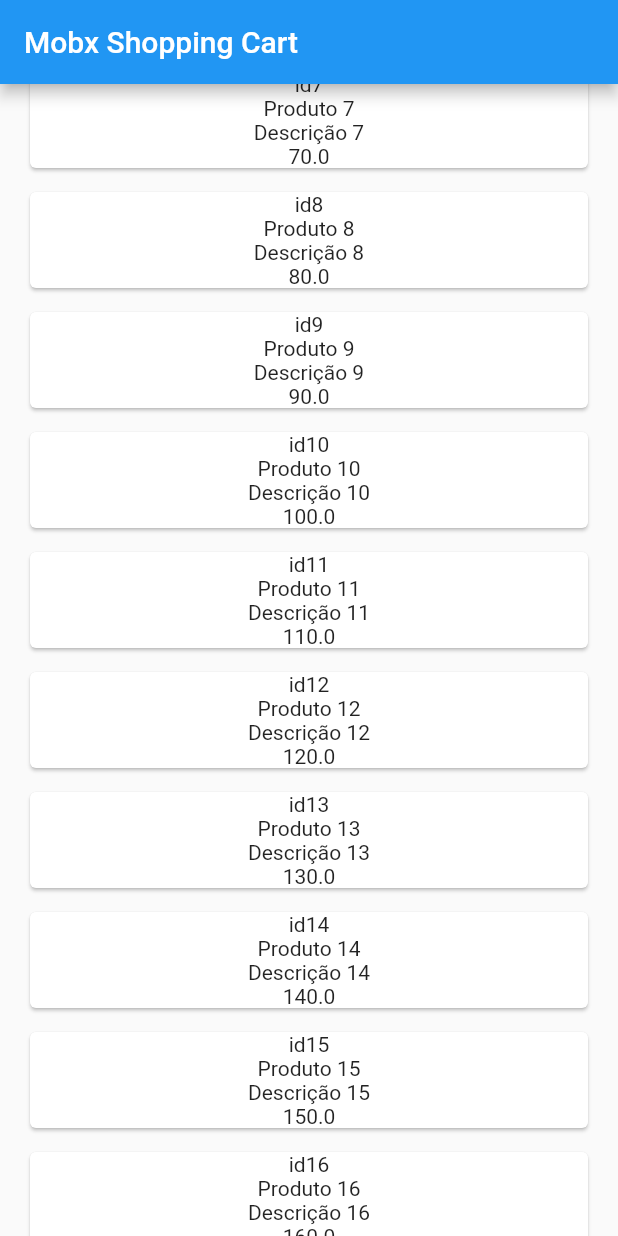
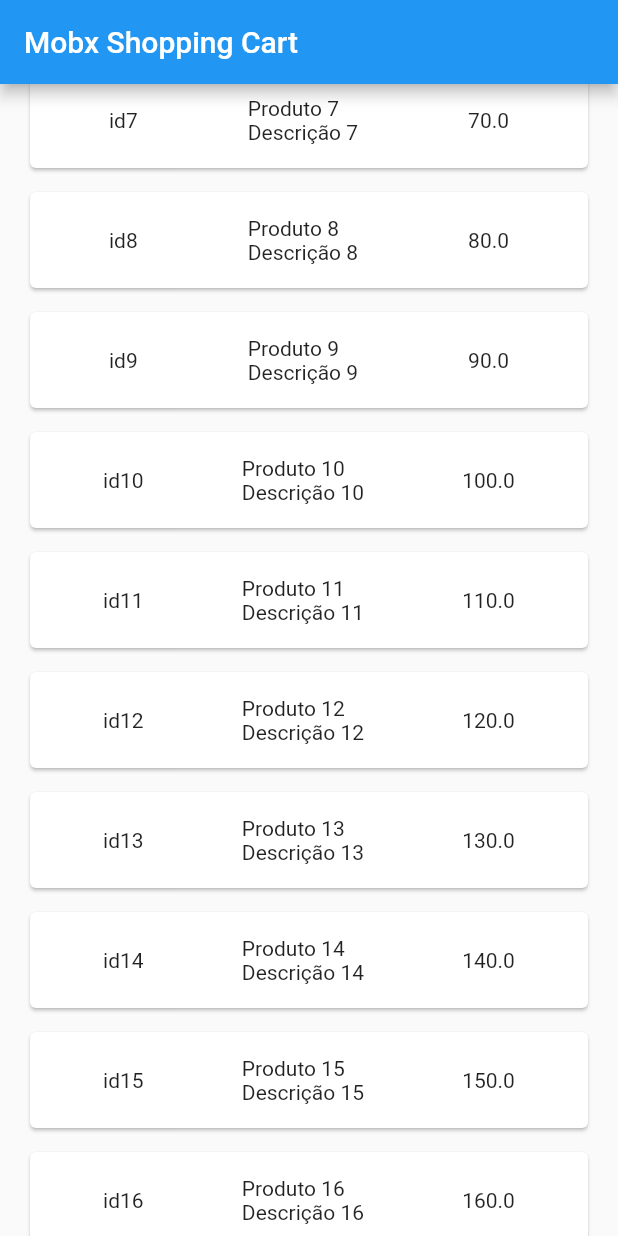
Before and after one commit to andrekubotsu/shopping-cart-mobx, a Flutter app: the screen it shows after launch, scrolled down 576 dp, on a phone screen of 412 x 824 dp. Run offline on Flutter 3.47's test engine with Material 2 defaults, Android fonts, the phone set to English and light mode, and no system bars; our stand-ins replace mobx; generated files the repository leaves out were written again.

Commit message:
initstate correction and layout improvement

```diff
--- a/lib/modules/home/home_page.dart
+++ b/lib/modules/home/home_page.dart
@@ -17,8 +17,8 @@ class _MyHomePageState extends State<MyHomePage> {
   ReactionDisposer? disposer;
 
   @override
-  void initState() async {
-    await store.getProduct();
+  void initState() {
+    store.getProduct();
     super.initState();
   }
 
@@ -38,14 +38,24 @@ class _MyHomePageState extends State<MyHomePage> {
         itemCount: store.productList.length,
         itemBuilder: (BuildContext context, int index) => ListTile(
           title: Card(
-            child: Column(
-              mainAxisSize: MainAxisSize.min,
+            child: Padding(
+              padding: const EdgeInsets.all(16.0),
+              child: Row(
+                mainAxisAlignment: MainAxisAlignment.spaceAround,
+                mainAxisSize: MainAxisSize.max,
                 children: [
                   Text(store.productList[index].id),
+                  Column(
+                    mainAxisAlignment: MainAxisAlignment.start,
+                    crossAxisAlignment: CrossAxisAlignment.start,
+                    children: [
                       Text(store.productList[index].title),
                       Text(store.productList[index].description),
+                    ],
+                  ),
                   Text(store.productList[index].price.toString())
                 ],
+              ),
             ),
           ),
         ),
```
Lines whose indentation alone changed are shown as unchanged.
